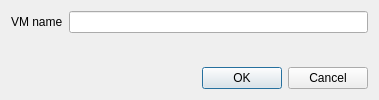
Before: the Qt Designer form ui/addVm.ui in slux83/visual-netkit, drawn with Qt 5.
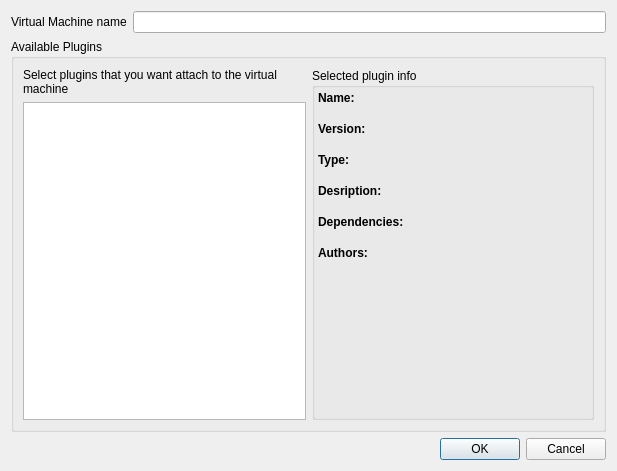
After: the same form once the commit is applied.

Commit message: - Aggiunto un meccanismo per far colloquiare sistema e plugin al momento del salvataggio della property 	/** 	 * *pluginAlertMsg is a pointer to QString to show to the user as alert and 	 * if the returned value is false. 	 * If the pluginAlertMsg doesn't passed (default as NULL), the property is 	 * saved without any consistent check! 	 */ - updated addVm gui (in progress)

Diff of the .ui file:
```diff
--- a/ui/addVm.ui
+++ b/ui/addVm.ui
@@ -5,8 +5,8 @@
    <rect>
     <x>0</x>
     <y>0</y>
-    <width>379</width>
-    <height>100</height>
+    <width>617</width>
+    <height>471</height>
    </rect>
   </property>
   <property name="windowTitle" >
@@ -18,7 +18,7 @@
      <item>
       <widget class="QLabel" name="label" >
        <property name="text" >
-        <string>VM name</string>
+        <string>Virtual Machine name</string>
        </property>
       </widget>
      </item>
@@ -28,17 +28,302 @@
     </layout>
    </item>
    <item>
-    <spacer>
-     <property name="orientation" >
-      <enum>Qt::Vertical</enum>
+    <widget class="QGroupBox" name="groupBox" >
+     <property name="title" >
+      <string>Available Plugins</string>
      </property>
-     <property name="sizeHint" >
-      <size>
-       <width>20</width>
-       <height>40</height>
-      </size>
-     </property>
-    </spacer>
+     <layout class="QHBoxLayout" >
+      <item>
+       <layout class="QVBoxLayout" >
+        <item>
+         <widget class="QLabel" name="label_8" >
+          <property name="sizePolicy" >
+           <sizepolicy vsizetype="Preferred" hsizetype="Minimum" >
+            <horstretch>0</horstretch>
+            <verstretch>0</verstretch>
+           </sizepolicy>
+          </property>
+          <property name="text" >
+           <string>Select plugins that you want attach to the virtual machine</string>
+          </property>
+          <property name="wordWrap" >
+           <bool>true</bool>
+          </property>
+         </widget>
+        </item>
+        <item>
+         <widget class="QListWidget" name="listWidget" >
+          <property name="sizePolicy" >
+           <sizepolicy vsizetype="Expanding" hsizetype="Minimum" >
+            <horstretch>0</horstretch>
+            <verstretch>0</verstretch>
+           </sizepolicy>
+          </property>
+          <property name="alternatingRowColors" >
+           <bool>true</bool>
+          </property>
+         </widget>
+        </item>
+       </layout>
+      </item>
+      <item>
+       <widget class="QGroupBox" name="groupBox_2" >
+        <property name="layoutDirection" >
+         <enum>Qt::LeftToRight</enum>
+        </property>
+        <property name="title" >
+         <string>Selected plugin info</string>
+        </property>
+        <layout class="QVBoxLayout" >
+         <property name="spacing" >
+          <number>3</number>
+         </property>
+         <property name="leftMargin" >
+          <number>3</number>
+         </property>
+         <property name="topMargin" >
+          <number>3</number>
+         </property>
+         <property name="rightMargin" >
+          <number>3</number>
+         </property>
+         <property name="bottomMargin" >
+          <number>3</number>
+         </property>
+         <item>
+          <layout class="QVBoxLayout" >
+           <property name="spacing" >
+            <number>0</number>
+           </property>
+           <item>
+            <widget class="QLabel" name="label_2" >
+             <property name="font" >
+              <font>
+               <weight>75</weight>
+               <bold>true</bold>
+              </font>
+             </property>
+             <property name="layoutDirection" >
+              <enum>Qt::LeftToRight</enum>
+             </property>
+             <property name="text" >
+              <string>Name:</string>
+             </property>
+            </widget>
+           </item>
+           <item>
+            <widget class="QLabel" name="p_name" >
+             <property name="layoutDirection" >
+              <enum>Qt::LeftToRight</enum>
+             </property>
+             <property name="text" >
+              <string/>
+             </property>
+             <property name="wordWrap" >
+              <bool>true</bool>
+             </property>
+            </widget>
+           </item>
+          </layout>
+         </item>
+         <item>
+          <layout class="QVBoxLayout" >
+           <property name="spacing" >
+            <number>0</number>
+           </property>
+           <item>
+            <widget class="QLabel" name="label_3" >
+             <property name="font" >
+              <font>
+               <weight>75</weight>
+               <bold>true</bold>
+              </font>
+             </property>
+             <property name="layoutDirection" >
+              <enum>Qt::LeftToRight</enum>
+             </property>
+             <property name="text" >
+              <string>Version:</string>
+             </property>
+            </widget>
+           </item>
+           <item>
+            <widget class="QLabel" name="p_version" >
+             <property name="layoutDirection" >
+              <enum>Qt::LeftToRight</enum>
+             </property>
+             <property name="text" >
+              <string/>
+             </property>
+             <property name="wordWrap" >
+              <bool>true</bool>
+             </property>
+            </widget>
+           </item>
+          </layout>
+         </item>
+         <item>
+          <layout class="QVBoxLayout" >
+           <property name="spacing" >
+            <number>0</number>
+           </property>
+           <item>
+            <widget class="QLabel" name="label_4" >
+             <property name="font" >
+              <font>
+               <weight>75</weight>
+               <bold>true</bold>
+              </font>
+             </property>
+             <property name="layoutDirection" >
+              <enum>Qt::LeftToRight</enum>
+             </property>
+             <property name="text" >
+              <string>Type:</string>
+             </property>
+            </widget>
+           </item>
+           <item>
+            <widget class="QLabel" name="p_type" >
+             <property name="layoutDirection" >
+              <enum>Qt::LeftToRight</enum>
+             </property>
+             <property name="text" >
+              <string/>
+             </property>
+             <property name="wordWrap" >
+              <bool>true</bool>
+             </property>
+            </widget>
+           </item>
+          </layout>
+         </item>
+         <item>
+          <layout class="QVBoxLayout" >
+           <property name="spacing" >
+            <number>0</number>
+           </property>
+           <item>
+            <widget class="QLabel" name="label_5" >
+             <property name="font" >
+              <font>
+               <weight>75</weight>
+               <bold>true</bold>
+              </font>
+             </property>
+             <property name="layoutDirection" >
+              <enum>Qt::LeftToRight</enum>
+             </property>
+             <property name="text" >
+              <string>Desription:</string>
+             </property>
+            </widget>
+           </item>
+           <item>
+            <widget class="QLabel" name="p_description" >
+             <property name="layoutDirection" >
+              <enum>Qt::LeftToRight</enum>
+             </property>
+             <property name="text" >
+              <string/>
+             </property>
+             <property name="wordWrap" >
+              <bool>true</bool>
+             </property>
+            </widget>
+           </item>
+          </layout>
+         </item>
+         <item>
+          <layout class="QVBoxLayout" >
+           <property name="spacing" >
+            <number>0</number>
+           </property>
+           <item>
+            <widget class="QLabel" name="label_6" >
+             <property name="font" >
+              <font>
+               <weight>75</weight>
+               <bold>true</bold>
+              </font>
+             </property>
+             <property name="layoutDirection" >
+              <enum>Qt::LeftToRight</enum>
+             </property>
+             <property name="text" >
+              <string>Dependencies:</string>
+             </property>
+            </widget>
+           </item>
+           <item>
+            <widget class="QLabel" name="p_deps" >
+             <property name="layoutDirection" >
+              <enum>Qt::LeftToRight</enum>
+             </property>
+             <property name="text" >
+              <string/>
+             </property>
+             <property name="wordWrap" >
+              <bool>true</bool>
+             </property>
+            </widget>
+           </item>
+          </layout>
+         </item>
+         <item>
+          <layout class="QVBoxLayout" >
+           <property name="spacing" >
+            <number>0</number>
+           </property>
+           <item>
+            <widget class="QLabel" name="label_7" >
+             <property name="font" >
+              <font>
+               <weight>75</weight>
+               <bold>true</bold>
+              </font>
+             </property>
+             <property name="layoutDirection" >
+              <enum>Qt::LeftToRight</enum>
+             </property>
+             <property name="text" >
+              <string>Authors:</string>
+             </property>
+            </widget>
+           </item>
+           <item>
+            <widget class="QLabel" name="p_authors" >
+             <property name="layoutDirection" >
+              <enum>Qt::LeftToRight</enum>
+             </property>
+             <property name="text" >
+              <string/>
+             </property>
+             <property name="wordWrap" >
+              <bool>true</bool>
+             </property>
+            </widget>
+           </item>
+          </layout>
+         </item>
+         <item>
+          <spacer>
+           <property name="orientation" >
+            <enum>Qt::Vertical</enum>
+           </property>
+           <property name="sizeHint" >
+            <size>
+             <width>20</width>
+             <height>40</height>
+            </size>
+           </property>
+          </spacer>
+         </item>
+        </layout>
+       </widget>
+      </item>
+     </layout>
+    </widget>
    </item>
    <item>
     <widget class="QDialogButtonBox" name="addVmButtonBox" >
```
The commit also changes 4 other files.
